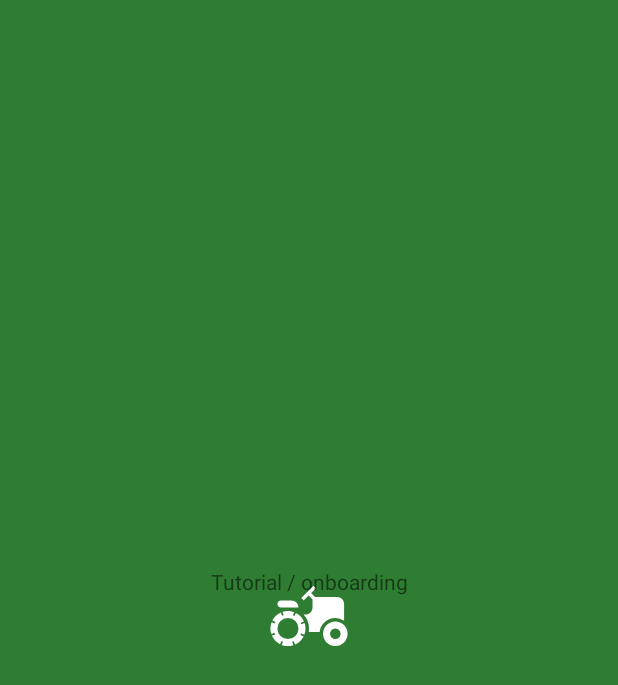
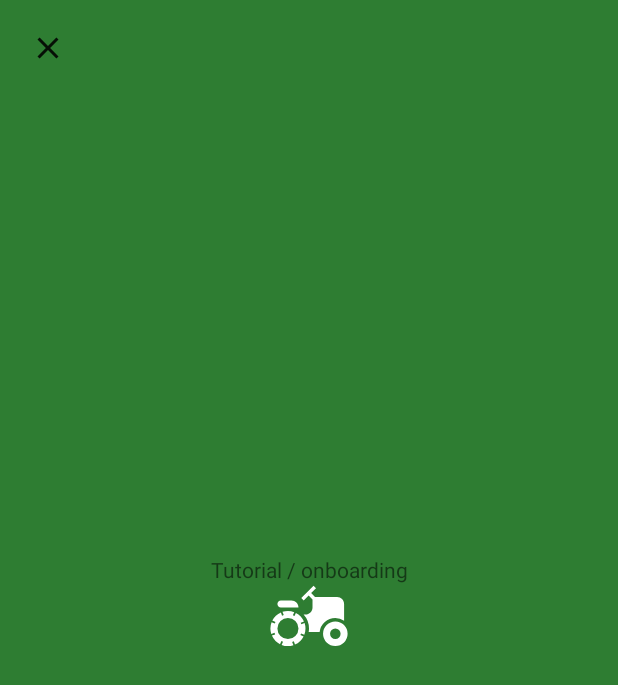
Before and after one commit to pandulapeter/spray-app, an Android app: the layout fragment_tutorial.xml on its own in the app's theme, with its tools: preview values and no code run, on a phone screen of 412 x 824 dp. Shown: the top 685 px of the screen. Run offline under Robolectric (Android 15) with nearby library versions, the phone set to English and light mode, and no system bars.

Commit message:
Connect the tutorial screen into the Help flow.

```diff
--- /dev/null
+++ b/app/src/main/java/com/gyorgyzoltan/sprayApp/feature/main/help/list/HelpListItem.kt
@@ -0,0 +1,5 @@
+package com.gyorgyzoltan.sprayApp.feature.main.help.list
+
+import com.gyorgyzoltan.sprayApp.feature.shared.list.ListItem
+
+interface HelpListItem : ListItem
--- a/app/src/main/res/layout/fragment_tutorial.xml
+++ b/app/src/main/res/layout/fragment_tutorial.xml
@@ -5,8 +5,22 @@
     <androidx.constraintlayout.widget.ConstraintLayout
         android:layout_width="match_parent"
         android:layout_height="match_parent"
-        android:clipToPadding="false"
-        android:padding="@dimen/large_content_padding">
+        android:clipToPadding="false">
+
+        <ImageView
+            android:id="@+id/close_button"
+            android:layout_width="wrap_content"
+            android:layout_height="wrap_content"
+            android:layout_marginStart="@dimen/large_content_padding"
+            android:layout_marginTop="@dimen/large_content_padding"
+            android:background="?attr/selectableItemBackgroundBorderless"
+            android:contentDescription="@string/back"
+            android:padding="@dimen/small_content_padding"
+            app:layout_constraintLeft_toLeftOf="parent"
+            app:layout_constraintStart_toStartOf="parent"
+            app:layout_constraintTop_toTopOf="parent"
+            app:srcCompat="@drawable/ic_close"
+            app:tint="?android:attr/textColorPrimary" />
 
         <TextView
             android:layout_width="0dp"
@@ -23,6 +37,8 @@
             style="@style/Widget.MaterialComponents.Button.TextButton"
             android:layout_width="wrap_content"
             android:layout_height="wrap_content"
+            android:layout_marginEnd="@dimen/large_content_padding"
+            android:layout_marginBottom="@dimen/large_content_padding"
             android:text="@string/tutorial_skip"
             app:layout_constraintBottom_toBottomOf="parent"
             app:layout_constraintEnd_toEndOf="parent" />
--- a/app/src/main/res/values/dimens.xml
+++ b/app/src/main/res/values/dimens.xml
@@ -5,5 +5,6 @@
     <dimen name="small_content_padding">4dp</dimen>
     <dimen name="content_padding">8dp</dimen>
     <dimen name="large_content_padding">16dp</dimen>
+    <dimen name="extra_large_content_padding">24dp</dimen>
 
 </resources>
--- a/app/src/main/res/values/strings.xml
+++ b/app/src/main/res/values/strings.xml
@@ -13,4 +13,7 @@
     <string name="main_statistics">Stats</string>
     <string name="main_help">Help</string>
 
+    <!-- Help -->
+    <string name="help_show_tutorial"><b>Show tutorial</b>\nSee how to use the app</string>
+
 </resources>
--- a/build.gradle
+++ b/build.gradle
@@ -7,7 +7,7 @@ buildscript {
         jcenter()
     }
     dependencies {
-        classpath "com.android.tools.build:gradle:4.0.0"
+        classpath "com.android.tools.build:gradle:4.0.1"
         classpath "org.jetbrains.kotlin:kotlin-gradle-plugin:$kotlinVersion"
     }
 }
```
Also changed, not shown: app/src/main/java/com/gyorgyzoltan/sprayApp/feature/SprayAppActivity.kt (+13 -2 lines), app/src/main/java/com/gyorgyzoltan/sprayApp/feature/main/help/HelpFragment.kt (+15 -4 lines), app/src/main/java/com/gyorgyzoltan/sprayApp/feature/main/help/HelpViewModel.kt (+9 -3 lines), app/src/main/java/com/gyorgyzoltan/sprayApp/feature/main/help/list/ClickableItemViewHolder.kt (added, +47 -0 lines), app/src/main/java/com/gyorgyzoltan/sprayApp/feature/main/help/list/HelpAdapter.kt (added, +28 -0 lines), app/src/main/java/com/gyorgyzoltan/sprayApp/feature/tutorial/TutorialFragment.kt (+10 -1 lines), app/src/main/res/layout/item_help_clickable_item.xml (added, +26 -0 lines).
